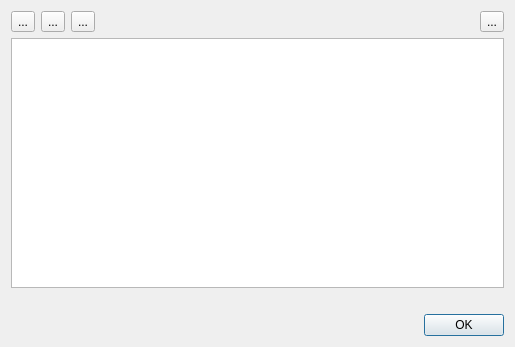
Qt form mpl/dialogmainwindow.ui (arcirk/ws_solution) before a commit.
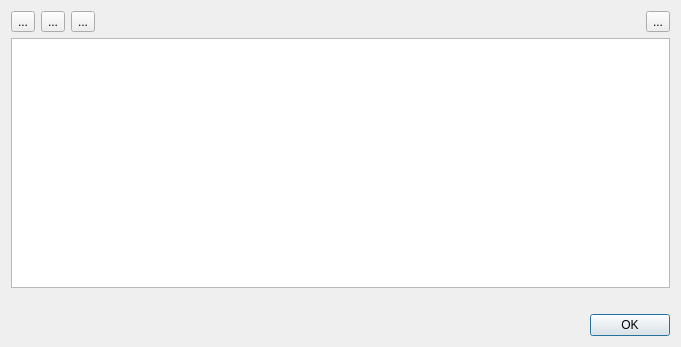
The same form after that commit. Icons and pictures are not drawn.

Patch:
```diff
--- a/mpl/dialogmainwindow.ui
+++ b/mpl/dialogmainwindow.ui
@@ -6,7 +6,7 @@
    <rect>
     <x>0</x>
     <y>0</y>
-    <width>515</width>
+    <width>681</width>
     <height>347</height>
    </rect>
   </property>
@@ -87,7 +87,7 @@
       </layout>
      </item>
      <item>
-      <widget class="QTableWidget" name="tableWidget">
+      <widget class="QTableView" name="tableView">
        <property name="selectionMode">
         <enum>QAbstractItemView::SingleSelection</enum>
        </property>
```
